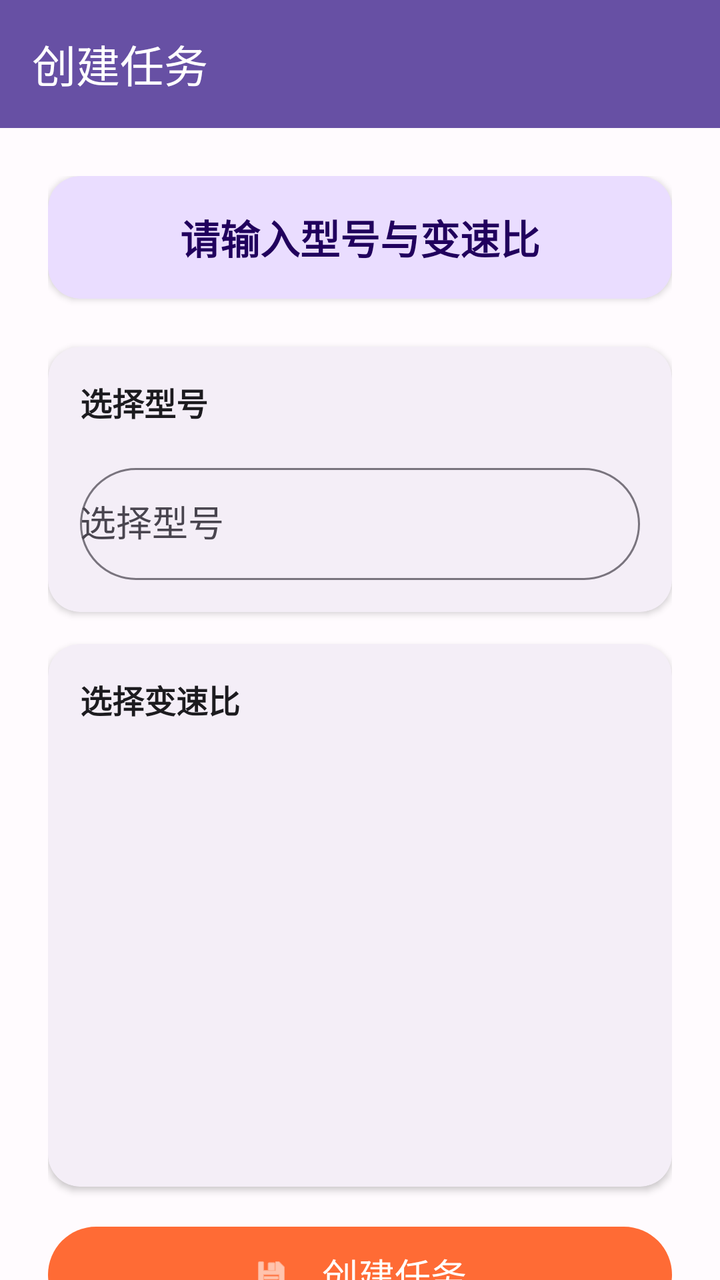
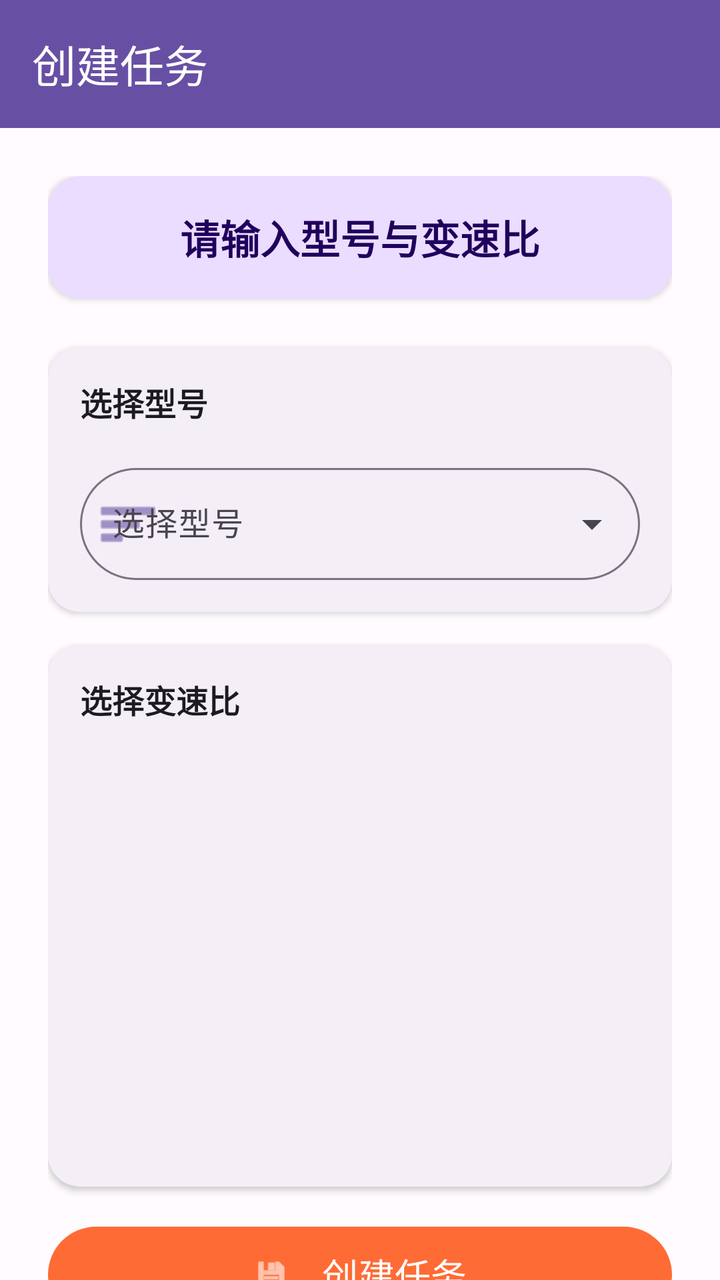

Screens rendered from an Android XML layout before and after an edit, with the pre-edit source and the edit as a unified diff.
<!-- AndroidManifest.xml: another module's application theme Theme.DeviceControl -->
<!-- res/layout/activity_task_create.xml -->
<?xml version="1.0" encoding="utf-8"?>
<androidx.coordinatorlayout.widget.CoordinatorLayout xmlns:android="http://schemas.android.com/apk/res/android"
    xmlns:app="http://schemas.android.com/apk/res-auto"
    android:layout_width="match_parent"
    android:layout_height="match_parent"
    android:background="@color/background">

    
    <com.google.android.material.appbar.AppBarLayout
        android:id="@+id/appBarLayout"
        android:layout_width="match_parent"
        android:layout_height="wrap_content"
        android:theme="@style/ThemeOverlay.Material3.Dark">

        <com.google.android.material.appbar.MaterialToolbar
            android:id="@+id/toolbar"
            android:layout_width="match_parent"
            android:layout_height="?attr/actionBarSize"
            android:background="?attr/colorPrimary"
            app:title="创建任务"
            app:titleTextColor="@color/on_primary"
            app:navigationIconTint="@color/on_primary" />
    </com.google.android.material.appbar.AppBarLayout>

    
    <androidx.core.widget.NestedScrollView
        android:layout_width="match_parent"
        android:layout_height="match_parent"
        app:layout_behavior="@string/appbar_scrolling_view_behavior">

        <LinearLayout
            android:layout_width="match_parent"
            android:layout_height="wrap_content"
            android:orientation="vertical"
            android:padding="@dimen/spacing_large">

            
            <com.google.android.material.card.MaterialCardView
                android:layout_width="match_parent"
                android:layout_height="wrap_content"
                android:layout_marginBottom="@dimen/spacing_large"
                app:cardCornerRadius="@dimen/card_corner_radius"
                app:cardElevation="@dimen/card_elevation"
                app:strokeWidth="0dp"
                app:cardBackgroundColor="@color/primary_container">

                <TextView
                    android:layout_width="match_parent"
                    android:layout_height="wrap_content"
                    android:text="@string/please_select_model_and_gear_ratio"
                    android:textSize="20sp"
                    android:textStyle="bold"
                    android:textColor="@color/on_primary_container"
                    android:fontFamily="sans-serif-medium"
                    android:gravity="center"
                    android:padding="@dimen/spacing_medium" />
            </com.google.android.material.card.MaterialCardView>

            
            <com.google.android.material.card.MaterialCardView
                android:layout_width="match_parent"
                android:layout_height="wrap_content"
                android:layout_marginBottom="@dimen/spacing_medium"
                app:cardCornerRadius="@dimen/card_corner_radius"
                app:cardElevation="@dimen/card_elevation"
                app:strokeWidth="0dp">

                <LinearLayout
                    android:layout_width="match_parent"
                    android:layout_height="wrap_content"
                    android:orientation="vertical"
                    android:padding="@dimen/card_padding">

                    <TextView
                        android:layout_width="wrap_content"
                        android:layout_height="wrap_content"
                        android:text="@string/select_model"
                        android:textSize="16sp"
                        android:textStyle="bold"
                        android:textColor="@color/on_surface"
                        android:fontFamily="sans-serif-medium"
                        android:layout_marginBottom="@dimen/spacing_medium" />

                    <com.google.android.material.textfield.TextInputLayout
                        android:layout_width="match_parent"
                        android:layout_height="wrap_content"
                        style="@style/Widget.Material3.TextInputLayout.OutlinedBox"
                        android:hint="@string/select_model"
                        app:boxCornerRadiusTopStart="@dimen/button_corner_radius"
                        app:boxCornerRadiusTopEnd="@dimen/button_corner_radius"
                        app:boxCornerRadiusBottomStart="@dimen/button_corner_radius"
                        app:boxCornerRadiusBottomEnd="@dimen/button_corner_radius">

                        <AutoCompleteTextView
                            android:id="@+id/actvModel"
                            android:layout_width="match_parent"
                            android:layout_height="wrap_content"
                            android:inputType="none"
                            android:focusable="false"
                            android:minHeight="@dimen/button_height" />
                    </com.google.android.material.textfield.TextInputLayout>
                </LinearLayout>
            </com.google.android.material.card.MaterialCardView>

            
            <com.google.android.material.card.MaterialCardView
                android:layout_width="match_parent"
                android:layout_height="wrap_content"
                android:layout_marginBottom="@dimen/spacing_medium"
                app:cardCornerRadius="@dimen/card_corner_radius"
                app:cardElevation="@dimen/card_elevation"
                app:strokeWidth="0dp">

                <LinearLayout
                    android:layout_width="match_parent"
                    android:layout_height="wrap_content"
                    android:orientation="vertical"
                    android:padding="@dimen/card_padding">

                    <TextView
                        android:layout_width="wrap_content"
                        android:layout_height="wrap_content"
                        android:text="@string/select_gear_ratios"
                        android:textSize="16sp"
                        android:textStyle="bold"
                        android:textColor="@color/on_surface"
                        android:fontFamily="sans-serif-medium"
                        android:layout_marginBottom="@dimen/spacing_medium" />

                    <androidx.recyclerview.widget.RecyclerView
                        android:id="@+id/rvGearRatios"
                        android:layout_width="match_parent"
                        android:layout_height="wrap_content"
                        android:minHeight="200dp"
                        android:nestedScrollingEnabled="false" />
                </LinearLayout>
            </com.google.android.material.card.MaterialCardView>

            
            <com.google.android.material.button.MaterialButton
                android:id="@+id/btnCreateTask"
                android:layout_width="match_parent"
                android:layout_height="@dimen/button_height"
                android:text="@string/create_task"
                android:textSize="18sp"
                app:icon="@android:drawable/ic_menu_save"
                app:iconGravity="textStart"
                app:iconPadding="@dimen/spacing_medium"
                style="@style/AccentButton" />
        </LinearLayout>
    </androidx.core.widget.NestedScrollView>

</androidx.coordinatorlayout.widget.CoordinatorLayout>
<!-- resources referenced by this layout -->
<resources>
  <color name="background">#FFFBFE</color>
  <color name="on_primary">#FFFFFF</color>
  <color name="on_primary_container">#21005D</color>
  <color name="on_surface">#1C1B1F</color>
  <color name="primary_container">#EADDFF</color>
  <dimen name="button_corner_radius">28dp</dimen>
  <dimen name="button_height">56dp</dimen>
  <dimen name="card_corner_radius">16dp</dimen>
  <dimen name="card_elevation">2dp</dimen>
  <dimen name="card_padding">16dp</dimen>
  <dimen name="spacing_large">24dp</dimen>
  <dimen name="spacing_medium">16dp</dimen>
  <string name="create_task">创建任务</string>
  <string name="please_select_model_and_gear_ratio">请输入型号与变速比</string>
  <string name="select_gear_ratios">选择变速比</string>
  <string name="select_model">选择型号</string>
  <style name="AccentButton" parent="PrimaryButton">
          <item name="backgroundTint">@color/accent_orange</item>
          <item name="android:textColor">@color/on_accent_orange</item>
      </style>
  <style name="PrimaryButton" parent="Widget.Material3.Button">
          <item name="android:layout_height">@dimen/button_height</item>
          <item name="android:minHeight">@dimen/button_height</item>
          <item name="cornerRadius">@dimen/button_corner_radius</item>
          <item name="android:textAllCaps">false</item>
          <item name="android:textSize">16sp</item>
          <item name="android:fontFamily">sans-serif-medium</item>
      </style>
  <color name="accent_orange">#FF6B35</color>
  <color name="on_accent_orange">#FFFFFF</color>
  <color name="primary">#6750A4</color>
  <color name="secondary">#625B71</color>
  <color name="on_secondary">#FFFFFF</color>
  <color name="secondary_container">#E8DEF8</color>
  <color name="on_secondary_container">#1D192B</color>
  <color name="tertiary">#7D5260</color>
  <color name="on_tertiary">#FFFFFF</color>
  <color name="tertiary_container">#FFD8E4</color>
  <color name="on_tertiary_container">#31111D</color>
  <color name="error">#BA1A1A</color>
  <color name="on_error">#FFFFFF</color>
  <color name="error_container">#FFDAD6</color>
  <color name="on_error_container">#410002</color>
  <color name="on_background">#1C1B1F</color>
  <color name="surface">#FFFBFE</color>
  <color name="surface_variant">#E7E0EC</color>
  <color name="on_surface_variant">#49454F</color>
  <!-- unchanged entries left out for length: 1 -->
</resources>

<!-- the commit's change to res/layout/activity_task_create.xml (unified diff, before → after) -->
@@ -82,16 +82,19 @@
                         android:layout_marginBottom="@dimen/spacing_medium" />
 
                     <com.google.android.material.textfield.TextInputLayout
+                        android:id="@+id/tilModel"
                         android:layout_width="match_parent"
                         android:layout_height="wrap_content"
-                        style="@style/Widget.Material3.TextInputLayout.OutlinedBox"
+                        style="@style/Widget.Material3.TextInputLayout.OutlinedBox.ExposedDropdownMenu"
                         android:hint="@string/select_model"
                         app:boxCornerRadiusTopStart="@dimen/button_corner_radius"
                         app:boxCornerRadiusTopEnd="@dimen/button_corner_radius"
                         app:boxCornerRadiusBottomStart="@dimen/button_corner_radius"
-                        app:boxCornerRadiusBottomEnd="@dimen/button_corner_radius">
+                        app:boxCornerRadiusBottomEnd="@dimen/button_corner_radius"
+                        app:startIconDrawable="@android:drawable/ic_menu_sort_by_size"
+                        app:startIconTint="@color/primary">
 
-                        <AutoCompleteTextView
+                        <com.google.android.material.textfield.MaterialAutoCompleteTextView
                             android:id="@+id/actvModel"
                             android:layout_width="match_parent"
                             android:layout_height="wrap_content"
